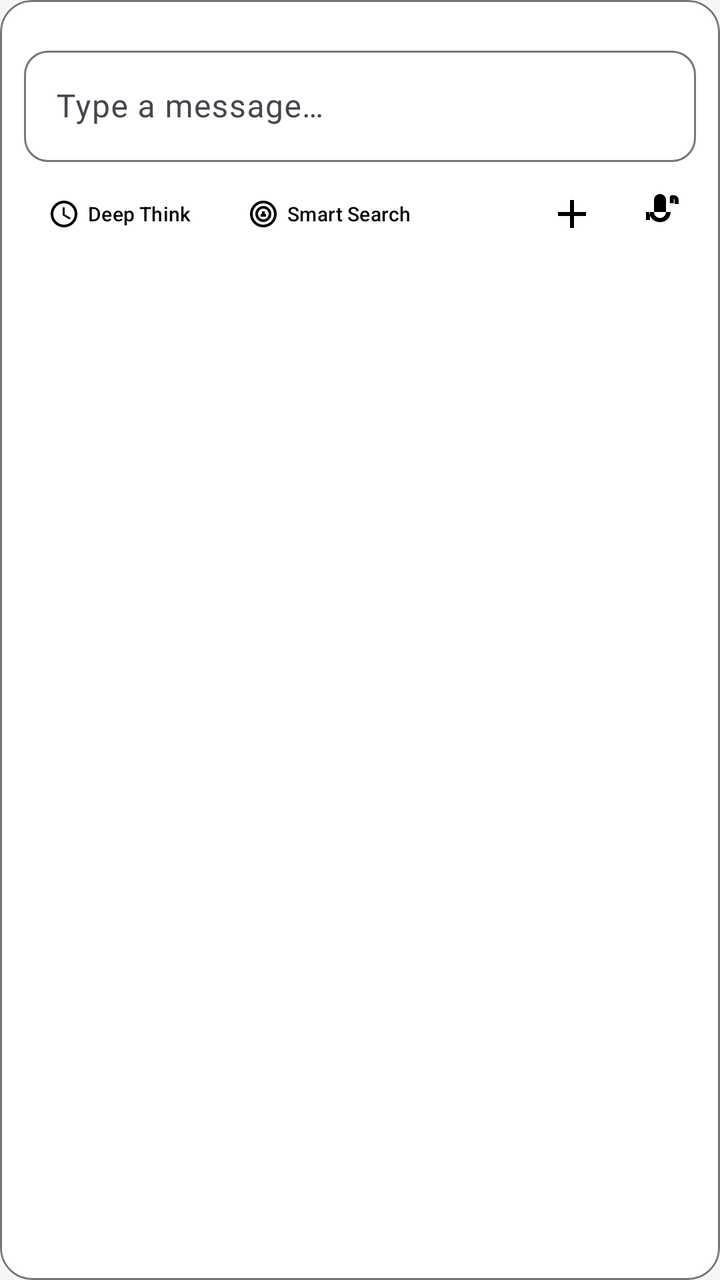
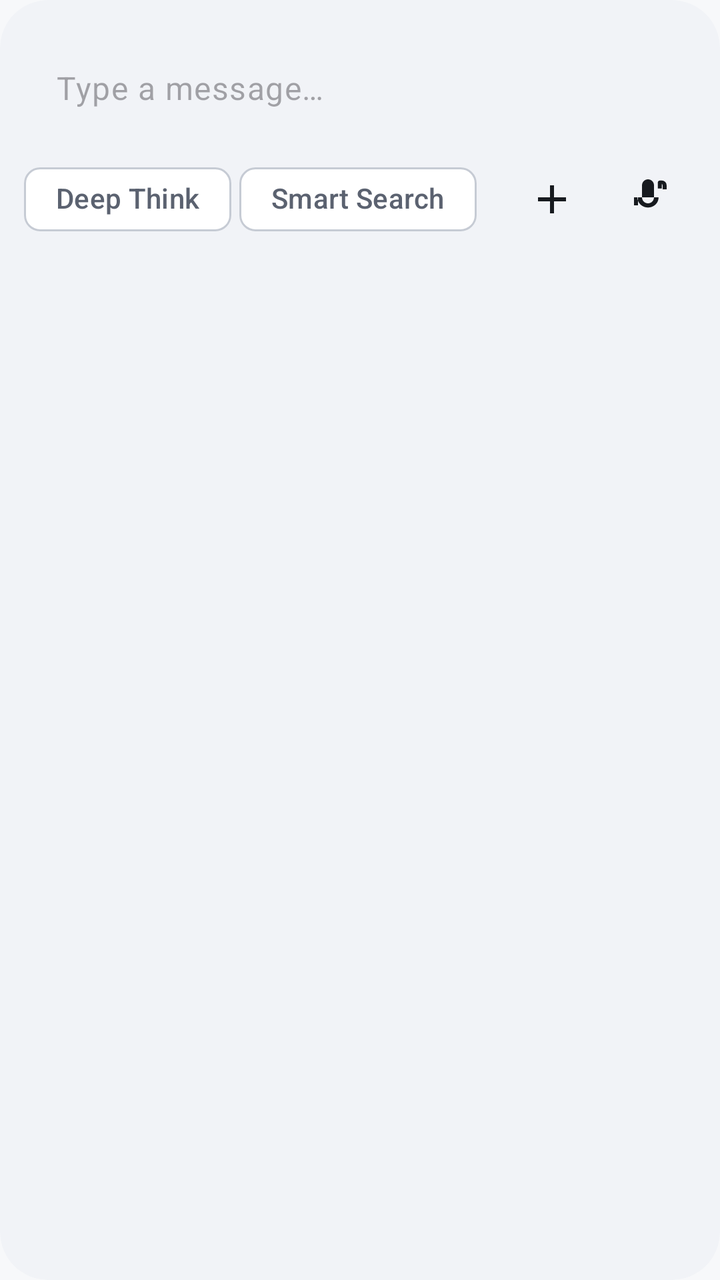

An Android layout rendered at two revisions. The XML below is the earlier revision; the diff shows what the commit changed to produce the second picture.
<!-- AndroidManifest.xml: application theme Theme.MyApplication -->
<!-- res/layout/view_chat_input_box.xml -->
<?xml version="1.0" encoding="utf-8"?>
<com.google.android.material.card.MaterialCardView xmlns:android="http://schemas.android.com/apk/res/android"
    xmlns:app="http://schemas.android.com/apk/res-auto"
    android:layout_width="match_parent"
    android:layout_height="wrap_content"
    app:cardCornerRadius="16dp"
    app:cardElevation="0dp"
    app:strokeWidth="1dp"
    app:strokeColor="?attr/colorOutline"
    app:cardBackgroundColor="?attr/colorCardBackground">

    <LinearLayout
        android:layout_width="match_parent"
        android:layout_height="wrap_content"
        android:orientation="vertical"
        android:padding="12dp">

    
    <androidx.recyclerview.widget.RecyclerView
        android:id="@+id/rvAttachments"
        android:layout_width="match_parent"
        android:layout_height="wrap_content"
        android:visibility="gone"
        android:clipToPadding="false"
        android:paddingEnd="8dp"
        android:paddingStart="8dp" />

    
    <FrameLayout
        android:id="@+id/firstRowContainer"
        android:layout_width="match_parent"
        android:layout_height="wrap_content"
        android:layout_marginTop="8dp">

        
        <com.google.android.material.textfield.TextInputLayout
            android:id="@+id/inputLayout"
            style="@style/Widget.Material3.TextInputLayout.OutlinedBox"
            android:layout_width="match_parent"
            android:layout_height="wrap_content"
            android:hint="@string/chat_input_hint"
            app:boxCornerRadiusBottomEnd="12dp"
            app:boxCornerRadiusBottomStart="12dp"
            app:boxCornerRadiusTopEnd="12dp"
            app:boxCornerRadiusTopStart="12dp">

            <com.google.android.material.textfield.TextInputEditText
                android:id="@+id/inputText"
                android:layout_width="match_parent"
                android:layout_height="wrap_content"
                android:inputType="text"
                android:maxLines="1"
                android:imeOptions="actionSend"
                android:scrollbars="none" />

        </com.google.android.material.textfield.TextInputLayout>

        
        <TextView
            android:id="@+id/voiceHint"
            android:layout_width="match_parent"
            android:layout_height="48dp"
            android:gravity="center"
            android:text="@string/voice_hold_to_speak"
            android:textSize="16sp"
            android:textColor="?attr/colorOnSurface"
            android:background="@drawable/bg_voice_hint"
            android:visibility="gone" />

    </FrameLayout>

    
    <LinearLayout
        android:layout_width="match_parent"
        android:layout_height="wrap_content"
        android:layout_marginTop="8dp"
        android:orientation="horizontal"
        android:gravity="center_vertical">

        
        <com.google.android.material.button.MaterialButton
            android:id="@+id/btnThink"
            style="@style/Widget.Material3.Button.TextButton"
            android:layout_width="wrap_content"
            android:layout_height="36dp"
            android:text="@string/deep_think"
            android:textSize="10dp"
            android:checkable="true"
            android:gravity="center_vertical"
            android:background="@drawable/bg_button_think"
            app:icon="@drawable/ic_think"
            app:iconSize="16dp" />

        
        <com.google.android.material.button.MaterialButton
            android:id="@+id/btnWebSearch"
            style="@style/Widget.Material3.Button.TextButton"
            android:layout_width="wrap_content"
            android:layout_height="36dp"
            android:layout_marginStart="4dp"
            android:text="@string/web_search"
            android:textSize="10dp"
            android:checkable="true"
            android:gravity="center_vertical"
            android:background="@drawable/bg_button_think"
            app:icon="@drawable/ic_web_search"
            app:iconSize="16dp" />

        <View
            android:layout_width="0dp"
            android:layout_height="0dp"
            android:layout_weight="1" />

        
        <ImageButton
            android:id="@+id/btnAdd"
            android:layout_width="36dp"
            android:layout_height="36dp"
            android:background="?attr/selectableItemBackgroundBorderless"
            android:src="@drawable/ic_add"
            android:contentDescription="@string/add" />

        <ImageButton
            android:id="@+id/btnModeSwitch"
            android:layout_width="36dp"
            android:layout_height="36dp"
            android:layout_marginStart="8dp"
            android:background="?attr/selectableItemBackgroundBorderless"
            android:src="@drawable/ic_mic"
            android:contentDescription="@string/switch_mode" />

        <ImageButton
            android:id="@+id/btnSend"
            android:layout_width="36dp"
            android:layout_height="36dp"
            android:layout_marginStart="8dp"
            android:background="@drawable/bg_send_button"
            android:src="@drawable/ic_send"
            android:contentDescription="@string/send"
            android:visibility="gone" />

    </LinearLayout>

    </LinearLayout>

</com.google.android.material.card.MaterialCardView>
<!-- resources referenced by this layout -->
<resources>
  <!-- drawable bg_button_think (drawable) -->
  <?xml version="1.0" encoding="utf-8"?>
  <selector xmlns:android="http://schemas.android.com/apk/res/android">
      <item android:state_checked="true">
          <shape android:shape="rectangle">
              <solid android:color="?attr/colorSurfaceVariant" />
              <corners android:radius="18dp" />
          </shape>
      </item>
      <item>
          <shape android:shape="rectangle">
              <solid android:color="?attr/colorSurface" />
              <corners android:radius="18dp" />
          </shape>
      </item>
  </selector>
  <!-- drawable bg_send_button (drawable) -->
  <?xml version="1.0" encoding="utf-8"?>
  <shape xmlns:android="http://schemas.android.com/apk/res/android"
      android:shape="oval">
      <solid android:color="?attr/colorPrimary" />
      <size android:width="36dp" android:height="36dp" />
  </shape>
  <!-- drawable bg_voice_hint (drawable) -->
  <?xml version="1.0" encoding="utf-8"?>
  <shape xmlns:android="http://schemas.android.com/apk/res/android"
      android:shape="rectangle">
      <solid android:color="?attr/colorSurface" />
      <corners android:radius="12dp" />
  </shape>
  <string name="add">Add</string>
  <string name="chat_input_hint">Type a message…</string>
  <string name="deep_think">Deep Think</string>
  <string name="send">Send</string>
  <string name="switch_mode">Switch Mode</string>
  <string name="voice_hold_to_speak">Hold to speak</string>
  <string name="web_search">Smart Search</string>
  <style name="Theme.MyApplication" parent="Theme.Material3.Light.NoActionBar">
          <item name="android:colorBackground">#F5F5F5</item>
          <item name="android:textColor">#141414</item>
          <item name="colorSurface">#FFFFFF</item>
          <item name="colorOnSurface">#000000</item>
          <item name="colorCardBackground">#FFFFFF</item>
      </style>
  <!-- unchanged entries left out for length: 5 -->
</resources>

<!-- the commit's change to res/layout/view_chat_input_box.xml (unified diff, before → after) -->
@@ -3,11 +3,10 @@
     xmlns:app="http://schemas.android.com/apk/res-auto"
     android:layout_width="match_parent"
     android:layout_height="wrap_content"
-    app:cardCornerRadius="16dp"
+    app:cardCornerRadius="24dp"
     app:cardElevation="0dp"
-    app:strokeWidth="1dp"
-    app:strokeColor="?attr/colorOutline"
-    app:cardBackgroundColor="?attr/colorCardBackground">
+    app:strokeWidth="0dp"
+    app:cardBackgroundColor="?attr/colorSurfaceContainer">
 
     <LinearLayout
         android:layout_width="match_parent"
@@ -15,131 +14,126 @@
         android:orientation="vertical"
         android:padding="12dp">
 
-    
-    <androidx.recyclerview.widget.RecyclerView
-        android:id="@+id/rvAttachments"
-        android:layout_width="match_parent"
-        android:layout_height="wrap_content"
-        android:visibility="gone"
-        android:clipToPadding="false"
-        android:paddingEnd="8dp"
-        android:paddingStart="8dp" />
-
-    
-    <FrameLayout
-        android:id="@+id/firstRowContainer"
-        android:layout_width="match_parent"
-        android:layout_height="wrap_content"
-        android:layout_marginTop="8dp">
+        
+        <androidx.recyclerview.widget.RecyclerView
+            android:id="@+id/rvAttachments"
+            android:layout_width="match_parent"
+            android:layout_height="wrap_content"
+            android:visibility="gone"
+            android:clipToPadding="false"
+            android:paddingStart="4dp"
+            android:paddingEnd="4dp" />
 
         
-        <com.google.android.material.textfield.TextInputLayout
-            android:id="@+id/inputLayout"
-            style="@style/Widget.Material3.TextInputLayout.OutlinedBox"
+        <FrameLayout
+            android:id="@+id/firstRowContainer"
             android:layout_width="match_parent"
             android:layout_height="wrap_content"
-            android:hint="@string/chat_input_hint"
-            app:boxCornerRadiusBottomEnd="12dp"
-            app:boxCornerRadiusBottomStart="12dp"
-            app:boxCornerRadiusTopEnd="12dp"
-            app:boxCornerRadiusTopStart="12dp">
+            android:layout_marginTop="4dp">
 
-            <com.google.android.material.textfield.TextInputEditText
-                android:id="@+id/inputText"
+            
+            <com.google.android.material.textfield.TextInputLayout
+                android:id="@+id/inputLayout"
+                style="@style/Widget.Material3.TextInputLayout.OutlinedBox"
                 android:layout_width="match_parent"
                 android:layout_height="wrap_content"
-                android:inputType="text"
-                android:maxLines="1"
-                android:imeOptions="actionSend"
-                android:scrollbars="none" />
+                app:boxBackgroundMode="none"
+                app:boxStrokeWidth="0dp"
+                app:boxStrokeWidthFocused="0dp"
+                app:hintEnabled="false">
 
-        </com.google.android.material.textfield.TextInputLayout>
+                <com.google.android.material.textfield.TextInputEditText
+                    android:id="@+id/inputText"
+                    android:layout_width="match_parent"
+                    android:layout_height="wrap_content"
+                    android:minHeight="48dp"
+                    android:hint="@string/chat_input_hint"
+                    android:inputType="text"
+                    android:maxLines="1"
+                    android:imeOptions="actionSend"
+                    android:scrollbars="none"
+                    android:textAppearance="@style/TextAppearance.DoDroid.BodyLarge" />
+
+            </com.google.android.material.textfield.TextInputLayout>
+
+            
+            <TextView
+                android:id="@+id/voiceHint"
+                android:layout_width="match_parent"
+                android:layout_height="48dp"
+                android:gravity="center"
+                android:text="@string/voice_hold_to_speak"
+                android:textAppearance="@style/TextAppearance.DoDroid.BodyLarge"
+                android:background="@drawable/bg_voice_hint"
+                android:visibility="gone" />
+
+        </FrameLayout>
 
         
-        <TextView
-            android:id="@+id/voiceHint"
+        <LinearLayout
             android:layout_width="match_parent"
-            android:layout_height="48dp"
-            android:gravity="center"
-            android:text="@string/voice_hold_to_speak"
-            android:textSize="16sp"
-            android:textColor="?attr/colorOnSurface"
-            android:background="@drawable/bg_voice_hint"
-            android:visibility="gone" />
+            android:layout_height="wrap_content"
+            android:layout_marginTop="4dp"
+            android:orientation="horizontal"
+            android:gravity="center_vertical">
 
-    </FrameLayout>
+            <com.google.android.material.chip.Chip
+                android:id="@+id/btnThink"
+                style="@style/Widget.Material3.Chip.Filter"
+                android:layout_width="wrap_content"
+                android:layout_height="wrap_content"
+                android:checkable="true"
+                android:text="@string/deep_think"
+                app:chipIcon="@drawable/ic_think"
+                app:chipIconSize="16dp" />
 
-    
-    <LinearLayout
-        android:layout_width="match_parent"
-        android:layout_height="wrap_content"
-        android:layout_marginTop="8dp"
-        android:orientation="horizontal"
-        android:gravity="center_vertical">
+            <com.google.android.material.chip.Chip
+                android:id="@+id/btnWebSearch"
+                style="@style/Widget.Material3.Chip.Filter"
+                android:layout_width="wrap_content"
+                android:layout_height="wrap_content"
+                android:layout_marginStart="4dp"
+                android:checkable="true"
+                android:text="@string/web_search"
+                app:chipIcon="@drawable/ic_web_search"
+                app:chipIconSize="16dp" />
 
-        
-        <com.google.android.material.button.MaterialButton
-            android:id="@+id/btnThink"
-            style="@style/Widget.Material3.Button.TextButton"
-            android:layout_width="wrap_content"
-            android:layout_height="36dp"
-            android:text="@string/deep_think"
-            android:textSize="10dp"
-            android:checkable="true"
-            android:gravity="center_vertical"
-            android:background="@drawable/bg_button_think"
-            app:icon="@drawable/ic_think"
-            app:iconSize="16dp" />
+            <View
+                android:layout_width="0dp"
+                android:layout_height="0dp"
+                android:layout_weight="1" />
 
-        
-        <com.google.android.material.button.MaterialButton
-            android:id="@+id/btnWebSearch"
-            style="@style/Widget.Material3.Button.TextButton"
-            android:layout_width="wrap_content"
-            android:layout_height="36dp"
-            android:layout_marginStart="4dp"
-            android:text="@string/web_search"
-            android:textSize="10dp"
-            android:checkable="true"
-            android:gravity="center_vertical"
-            android:background="@drawable/bg_button_think"
-            app:icon="@drawable/ic_web_search"
-            app:iconSize="16dp" />
+            <ImageButton
+                android:id="@+id/btnAdd"
+                android:layout_width="48dp"
+                android:layout_height="48dp"
+                android:background="?attr/selectableItemBackgroundBorderless"
+                android:src="@drawable/ic_add"
+                android:contentDescription="@string/add"
+                android:scaleType="centerInside" />
 
-        <View
-            android:layout_width="0dp"
-            android:layout_height="0dp"
-            android:layout_weight="1" />
+            <ImageButton
+                android:id="@+id/btnModeSwitch"
+                android:layout_width="48dp"
+                android:layout_height="48dp"
+                android:background="?attr/selectableItemBackgroundBorderless"
+                android:src="@drawable/ic_mic"
+                android:contentDescription="@string/switch_mode"
+                android:scaleType="centerInside" />
 
-        
-        <ImageButton
-            android:id="@+id/btnAdd"
-            android:layout_width="36dp"
-            android:layout_height="36dp"
-            android:background="?attr/selectableItemBackgroundBorderless"
-            android:src="@drawable/ic_add"
-            android:contentDescription="@string/add" />
+            <ImageButton
+                android:id="@+id/btnSend"
+                android:layout_width="48dp"
+                android:layout_height="48dp"
+                android:layout_marginStart="4dp"
+                android:background="@drawable/bg_send_button"
+                android:padding="12dp"
+                android:src="@drawable/ic_send"
+                android:contentDescription="@string/send"
+                android:scaleType="fitCenter"
+                android:visibility="gone" />
 
-        <ImageButton
-            android:id="@+id/btnModeSwitch"
-            android:layout_width="36dp"
-            android:layout_height="36dp"
-            android:layout_marginStart="8dp"
-            android:background="?attr/selectableItemBackgroundBorderless"
-            android:src="@drawable/ic_mic"
-            android:contentDescription="@string/switch_mode" />
-
-        <ImageButton
-            android:id="@+id/btnSend"
-            android:layout_width="36dp"
-            android:layout_height="36dp"
-            android:layout_marginStart="8dp"
-            android:background="@drawable/bg_send_button"
-            android:src="@drawable/ic_send"
-            android:contentDescription="@string/send"
-            android:visibility="gone" />
-
-    </LinearLayout>
+        </LinearLayout>
 
     </LinearLayout>
 
<!-- resource entries referenced after the edit -->
@@ -1,21 +1,5 @@
 <!-- resources referenced by this layout -->
 <resources>
-  <!-- drawable bg_button_think (drawable) -->
-  <?xml version="1.0" encoding="utf-8"?>
-  <selector xmlns:android="http://schemas.android.com/apk/res/android">
-      <item android:state_checked="true">
-          <shape android:shape="rectangle">
-              <solid android:color="?attr/colorSurfaceVariant" />
-              <corners android:radius="18dp" />
-          </shape>
-      </item>
-      <item>
-          <shape android:shape="rectangle">
-              <solid android:color="?attr/colorSurface" />
-              <corners android:radius="18dp" />
-          </shape>
-      </item>
-  </selector>
   <!-- drawable bg_send_button (drawable) -->
   <?xml version="1.0" encoding="utf-8"?>
   <shape xmlns:android="http://schemas.android.com/apk/res/android"
@@ -37,13 +21,54 @@
   <string name="switch_mode">Switch Mode</string>
   <string name="voice_hold_to_speak">Hold to speak</string>
   <string name="web_search">Smart Search</string>
+  <style name="TextAppearance.DoDroid.BodyLarge" parent="TextAppearance.Material3.BodyLarge">
+          <item name="android:textColor">?attr/colorOnSurface</item>
+      </style>
   <style name="Theme.MyApplication" parent="Theme.Material3.Light.NoActionBar">
-          <item name="android:colorBackground">#F5F5F5</item>
-          <item name="android:textColor">#141414</item>
-          <item name="colorSurface">#FFFFFF</item>
-          <item name="colorOnSurface">#000000</item>
-          <item name="colorCardBackground">#FFFFFF</item>
+          <item name="colorPrimary">@color/m3_primary</item>
+          <item name="colorOnPrimary">@color/m3_on_primary</item>
+          <item name="colorPrimaryContainer">@color/m3_primary_container</item>
+          <item name="colorOnPrimaryContainer">@color/m3_on_primary_container</item>
+          <item name="colorSecondary">@color/m3_secondary</item>
+          <item name="colorOnSecondary">@color/m3_on_secondary</item>
+          <item name="android:colorBackground">@color/m3_background</item>
+          <item name="colorOnBackground">@color/m3_on_background</item>
+          <item name="colorSurface">@color/m3_surface</item>
+          <item name="colorOnSurface">@color/m3_on_surface</item>
+          <item name="colorSurfaceVariant">@color/m3_surface_container</item>
+          <item name="colorOnSurfaceVariant">@color/m3_on_surface_variant</item>
+          <item name="colorSurfaceContainer">@color/m3_surface_container</item>
+          <item name="colorSurfaceContainerHigh">@color/m3_surface_container_high</item>
+          <item name="colorOutline">@color/m3_outline</item>
+          <item name="colorOutlineVariant">@color/m3_outline_variant</item>
+          <item name="colorError">@color/m3_error</item>
+          <item name="success">@color/m3_success</item>
+          <item name="warning">@color/m3_warning</item>
+          <item name="colorCardBackground">@color/m3_surface</item>
+          <item name="android:textColor">@color/m3_on_surface</item>
+          <item name="android:windowLightStatusBar">true</item>
+          <item name="android:windowBackground">@color/m3_background</item>
+          <item name="android:statusBarColor">@color/m3_surface</item>
+          <item name="android:navigationBarColor">@color/m3_surface</item>
       </style>
+  <color name="m3_primary">#4C5FD5</color>
+  <color name="m3_on_primary">#FFFFFF</color>
+  <color name="m3_primary_container">#DDE2FF</color>
+  <color name="m3_on_primary_container">#101A44</color>
+  <color name="m3_secondary">#5A5F6B</color>
+  <color name="m3_on_secondary">#FFFFFF</color>
+  <color name="m3_background">#F7F8FA</color>
+  <color name="m3_on_background">#171A1F</color>
+  <color name="m3_surface">#FFFFFF</color>
+  <color name="m3_on_surface">#171A1F</color>
+  <color name="m3_surface_container">#F1F3F7</color>
+  <color name="m3_on_surface_variant">#5B6270</color>
+  <color name="m3_surface_container_high">#E9ECF2</color>
+  <color name="m3_outline">#C6CBD4</color>
+  <color name="m3_outline_variant">#E1E4EA</color>
+  <color name="m3_error">#BA1A1A</color>
+  <color name="m3_success">#1E8E5A</color>
+  <color name="m3_warning">#B26A00</color>
   <!-- unchanged entries left out for length: 5 -->
 </resources>
 
